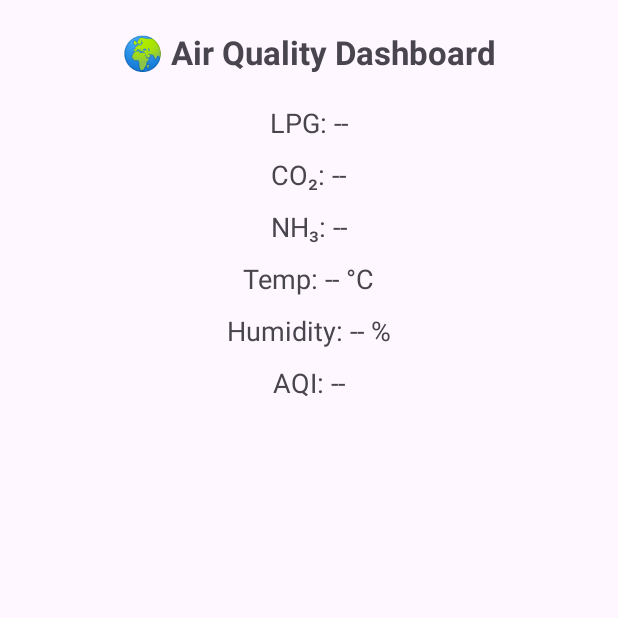
After one commit to chandlerprins/GasMonkey, an Android app built with Jetpack Compose: the DashboardActivity screen opened directly, with no data from a screen before it, on a phone screen of 412 x 824 dp, the top half of it. The commit adds this screen. Run offline under Robolectric (Android 15) with nearby library versions, the phone set to English and light mode, and no system bars.

Commit message:
added dashboard

```diff
--- /dev/null
+++ b/app/src/main/java/com/example/airmonitorble/DashboardActivity.kt
@@ -0,0 +1,137 @@
+package com.example.airmonitorble
+
+import android.Manifest
+import android.content.pm.PackageManager
+import android.os.Build
+import android.os.Bundle
+import android.widget.TextView
+import android.widget.Toast
+import androidx.activity.result.contract.ActivityResultContracts
+import androidx.appcompat.app.AppCompatActivity
+import androidx.core.app.ActivityCompat
+import androidx.core.app.NotificationCompat
+import androidx.core.app.NotificationManagerCompat
+import kotlinx.coroutines.*
+import org.json.JSONObject
+import java.net.HttpURLConnection
+import java.net.URL
+
+class DashboardActivity : AppCompatActivity() {
+
+    private lateinit var lpgText: TextView
+    private lateinit var co2Text: TextView
+    private lateinit var nh3Text: TextView
+    private lateinit var tempText: TextView
+    private lateinit var humText: TextView
+    private lateinit var aqiText: TextView
+
+    private val esp32Ip = "192.168.3.68" // Change if needed
+    private val scope = CoroutineScope(Dispatchers.Main + SupervisorJob())
+
+    private val requestPermissionLauncher =
+        registerForActivityResult(ActivityResultContracts.RequestPermission()) { isGranted ->
+            if (!isGranted) {
+                Toast.makeText(this, "Notifications disabled.", Toast.LENGTH_SHORT).show()
+            }
+        }
+
+    override fun onCreate(savedInstanceState: Bundle?) {
+        super.onCreate(savedInstanceState)
+        setContentView(R.layout.activity_dashboard)
+
+        lpgText = findViewById(R.id.lpgText)
+        co2Text = findViewById(R.id.co2Text)
+        nh3Text = findViewById(R.id.nh3Text)
+        tempText = findViewById(R.id.tempText)
+        humText = findViewById(R.id.humText)
+        aqiText = findViewById(R.id.aqiText)
+
+        createNotificationChannel()
+
+        if (Build.VERSION.SDK_INT >= Build.VERSION_CODES.TIRAMISU &&
+            ActivityCompat.checkSelfPermission(this, Manifest.permission.POST_NOTIFICATIONS)
+            != PackageManager.PERMISSION_GRANTED
+        ) {
+            requestPermissionLauncher.launch(Manifest.permission.POST_NOTIFICATIONS)
+        }
+
+        startFetchingData()
+    }
+
+    private fun startFetchingData() {
+        scope.launch {
+            while (isActive) {
+                fetchSensorData()
+                delay(5000)
+            }
+        }
+    }
+
+    private fun fetchSensorData() {
+        scope.launch(Dispatchers.IO) {
+            try {
+                val url = URL("http://$esp32Ip/")
+                val conn = url.openConnection() as HttpURLConnection
+                conn.requestMethod = "GET"
+                conn.connectTimeout = 3000
+                conn.readTimeout = 3000
+
+                val response = conn.inputStream.bufferedReader().use { it.readText() }
+                val json = JSONObject(response)
+
+                val lpg = json.getDouble("lpg")
+                val co2 = json.getDouble("co2")
+                val nh3 = json.getDouble("nh3")
+                val temp = json.getDouble("temperature")
+                val hum = json.getDouble("humidity")
+                val aqi = json.getDouble("aqi")
+
+                withContext(Dispatchers.Main) {
+                    lpgText.text = "LPG: %.1f ppm".format(lpg)
+                    co2Text.text = "CO₂: %.1f ppm".format(co2)
+                    nh3Text.text = "NH₃: %.1f ppm".format(nh3)
+                    tempText.text = "Temp: %.1f °C".format(temp)
+                    humText.text = "Humidity: %.0f %%".format(hum)
+                    aqiText.text = "AQI: %.1f".format(aqi)
+                }
+
+                if (aqi > 150.0) sendAlert(aqi)
+
+            } catch (e: Exception) {
+                withContext(Dispatchers.Main) {
+                    Toast.makeText(this@DashboardActivity, "Error: ${e.message}", Toast.LENGTH_SHORT).show()
+                }
+            }
+        }
+    }
+
+    private fun sendAlert(aqi: Double) {
+        if (Build.VERSION.SDK_INT >= Build.VERSION_CODES.TIRAMISU &&
+            ActivityCompat.checkSelfPermission(this, Manifest.permission.POST_NOTIFICATIONS)
+            != PackageManager.PERMISSION_GRANTED
+        ) return
+
+        val builder = NotificationCompat.Builder(this, "air_alert")
+            .setSmallIcon(android.R.drawable.ic_dialog_alert)
+            .setContentTitle("⚠️ Dangerous Air Quality!")
+            .setContentText("AQI reached %.1f".format(aqi))
+            .setPriority(NotificationCompat.PRIORITY_HIGH)
+
+        NotificationManagerCompat.from(this).notify(1, builder.build())
+    }
+
+    private fun createNotificationChannel() {
+        if (Build.VERSION.SDK_INT >= Build.VERSION_CODES.O) {
+            val channel = android.app.NotificationChannel(
+                "air_alert", "Air Alerts", android.app.NotificationManager.IMPORTANCE_HIGH
+            )
+            val manager = getSystemService(android.app.NotificationManager::class.java)
+            manager.createNotificationChannel(channel)
+        }
+    }
+
+    override fun onDestroy() {
+        super.onDestroy()
+        scope.cancel()
+    }
+}
--- /dev/null
+++ b/app/src/main/res/layout/activity_dashboard.xml
@@ -0,0 +1,28 @@
+<ScrollView xmlns:android="http://schemas.android.com/apk/res/android"
+    android:padding="20dp"
+    android:layout_width="match_parent"
+    android:layout_height="match_parent">
+
+    <LinearLayout
+        android:orientation="vertical"
+        android:gravity="center"
+        android:layout_width="match_parent"
+        android:layout_height="wrap_content">
+
+        <TextView
+            android:text="🌍 Air Quality Dashboard"
+            android:textSize="22sp"
+            android:textStyle="bold"
+            android:layout_marginBottom="20dp"
+            android:layout_width="wrap_content"
+            android:layout_height="wrap_content" />
+
+        <TextView android:id="@+id/lpgText" android:text="LPG: --" android:textSize="18sp" android:layout_marginBottom="10dp" android:layout_width="wrap_content" android:layout_height="wrap_content"/>
+        <TextView android:id="@+id/co2Text" android:text="CO₂: --" android:textSize="18sp" android:layout_marginBottom="10dp" android:layout_width="wrap_content" android:layout_height="wrap_content"/>
+        <TextView android:id="@+id/nh3Text" android:text="NH₃: --" android:textSize="18sp" android:layout_marginBottom="10dp" android:layout_width="wrap_content" android:layout_height="wrap_content"/>
+        <TextView android:id="@+id/tempText" android:text="Temp: -- °C" android:textSize="18sp" android:layout_marginBottom="10dp" android:layout_width="wrap_content" android:layout_height="wrap_content"/>
+        <TextView android:id="@+id/humText" android:text="Humidity: -- %" android:textSize="18sp" android:layout_marginBottom="10dp" android:layout_width="wrap_content" android:layout_height="wrap_content"/>
+        <TextView android:id="@+id/aqiText" android:text="AQI: --" android:textSize="18sp" android:layout_marginBottom="10dp" android:layout_width="wrap_content" android:layout_height="wrap_content"/>
+
+    </LinearLayout>
+</ScrollView>
--- a/app/src/main/res/values/strings.xml
+++ b/app/src/main/res/values/strings.xml
@@ -1,3 +1,4 @@
 <resources>
     <string name="app_name">airmonitorble</string>
+    <string name="title_activity_dashboard">DashboardActivity</string>
 </resources>
--- a/build.gradle.kts
+++ b/build.gradle.kts
@@ -2,4 +2,5 @@
 plugins {
     alias(libs.plugins.android.application) apply false
     alias(libs.plugins.kotlin.android) apply false
+    alias(libs.plugins.kotlin.compose) apply false
 }
```
Also changed, not shown: app/build.gradle.kts (+15 -0 lines), app/src/main/AndroidManifest.xml (+14 -16 lines), app/src/main/java/com/example/airmonitorble/MainActivity.kt (+8 -0 lines), app/src/main/java/com/example/airmonitorble/SensorDataActivity.java (added, +124 -0 lines), app/src/main/java/com/example/airmonitorble/ui/theme/Color.kt (added, +11 -0 lines), app/src/main/java/com/example/airmonitorble/ui/theme/Theme.kt (added, +58 -0 lines), app/src/main/java/com/example/airmonitorble/ui/theme/Type.kt (added, +34 -0 lines), app/src/main/res/layout/activity_main.xml (+7 -0 lines), app/src/main/res/layout/activity_sensor_data.xml (added, +15 -0 lines), app/src/main/res/xml/network_security_config.xml (added, +7 -0 lines), gradle/libs.versions.toml (+14 -0 lines).
